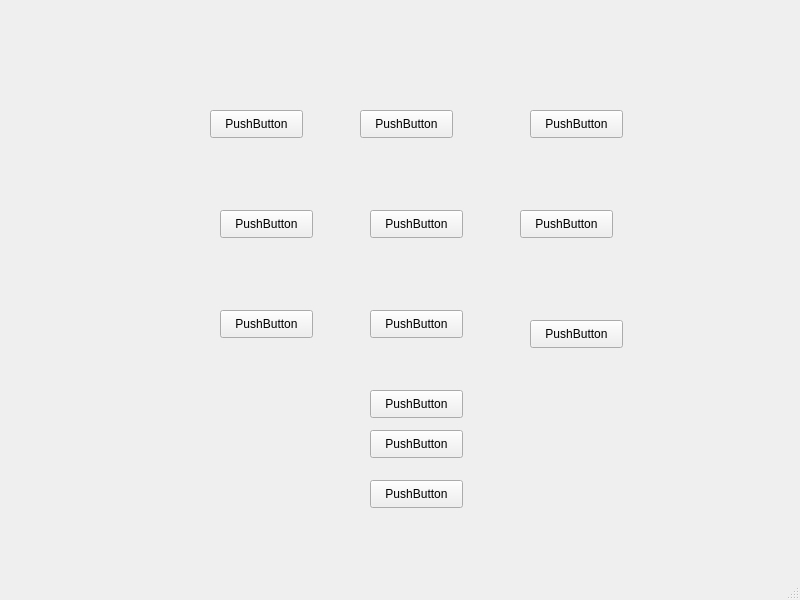
Before: the Qt Designer form tictactoe.ui in JohnOMalleyNewBury/Crapes, drawn with Qt 5.
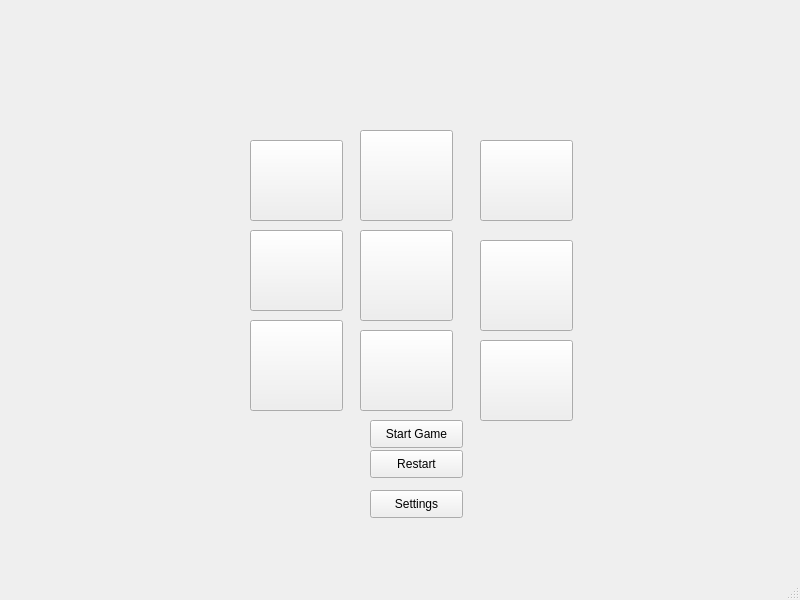
After: the same form once the commit is applied.

Commit message: Initial commit of last semester's project files.

Diff of the .ui file:
```diff
--- a/tictactoe.ui
+++ b/tictactoe.ui
@@ -17,157 +17,157 @@
    <widget class="QPushButton" name="pushButton">
     <property name="geometry">
      <rect>
-      <x>210</x>
-      <y>110</y>
+      <x>250</x>
+      <y>140</y>
       <width>93</width>
-      <height>28</height>
+      <height>81</height>
      </rect>
     </property>
     <property name="text">
-     <string>PushButton</string>
+     <string/>
     </property>
    </widget>
    <widget class="QPushButton" name="pushButton_2">
     <property name="geometry">
      <rect>
       <x>360</x>
-      <y>110</y>
+      <y>130</y>
       <width>93</width>
-      <height>28</height>
+      <height>91</height>
      </rect>
     </property>
     <property name="text">
-     <string>PushButton</string>
+     <string/>
     </property>
    </widget>
    <widget class="QPushButton" name="pushButton_3">
     <property name="geometry">
      <rect>
-      <x>530</x>
-      <y>110</y>
+      <x>480</x>
+      <y>140</y>
       <width>93</width>
-      <height>28</height>
+      <height>81</height>
      </rect>
     </property>
     <property name="text">
-     <string>PushButton</string>
+     <string/>
     </property>
    </widget>
    <widget class="QPushButton" name="pushButton_4">
     <property name="geometry">
      <rect>
-      <x>220</x>
-      <y>210</y>
+      <x>250</x>
+      <y>230</y>
       <width>93</width>
-      <height>28</height>
+      <height>81</height>
      </rect>
     </property>
     <property name="text">
-     <string>PushButton</string>
+     <string/>
     </property>
    </widget>
    <widget class="QPushButton" name="pushButton_5">
     <property name="geometry">
      <rect>
-      <x>370</x>
-      <y>210</y>
+      <x>360</x>
+      <y>230</y>
       <width>93</width>
-      <height>28</height>
+      <height>91</height>
      </rect>
     </property>
     <property name="text">
-     <string>PushButton</string>
+     <string/>
     </property>
    </widget>
    <widget class="QPushButton" name="pushButton_6">
     <property name="geometry">
      <rect>
-      <x>520</x>
-      <y>210</y>
+      <x>480</x>
+      <y>240</y>
       <width>93</width>
-      <height>28</height>
+      <height>91</height>
      </rect>
     </property>
     <property name="text">
-     <string>PushButton</string>
+     <string/>
     </property>
    </widget>
    <widget class="QPushButton" name="pushButton_7">
     <property name="geometry">
      <rect>
-      <x>220</x>
-      <y>310</y>
+      <x>250</x>
+      <y>320</y>
       <width>93</width>
-      <height>28</height>
+      <height>91</height>
      </rect>
     </property>
     <property name="text">
-     <string>PushButton</string>
+     <string/>
     </property>
    </widget>
    <widget class="QPushButton" name="pushButton_8">
     <property name="geometry">
      <rect>
-      <x>370</x>
-      <y>310</y>
+      <x>360</x>
+      <y>330</y>
       <width>93</width>
-      <height>28</height>
+      <height>81</height>
      </rect>
     </property>
     <property name="text">
-     <string>PushButton</string>
+     <string/>
     </property>
    </widget>
    <widget class="QPushButton" name="pushButton_9">
     <property name="geometry">
      <rect>
-      <x>530</x>
-      <y>320</y>
+      <x>480</x>
+      <y>340</y>
       <width>93</width>
-      <height>28</height>
+      <height>81</height>
      </rect>
     </property>
     <property name="text">
-     <string>PushButton</string>
+     <string/>
     </property>
    </widget>
    <widget class="QPushButton" name="pushButton_10">
     <property name="geometry">
      <rect>
       <x>370</x>
-      <y>390</y>
+      <y>420</y>
       <width>93</width>
       <height>28</height>
      </rect>
     </property>
     <property name="text">
-     <string>PushButton</string>
+     <string>Start Game</string>
     </property>
    </widget>
    <widget class="QPushButton" name="pushButton_11">
     <property name="geometry">
      <rect>
       <x>370</x>
-      <y>430</y>
+      <y>450</y>
       <width>93</width>
       <height>28</height>
      </rect>
     </property>
     <property name="text">
-     <string>PushButton</string>
+     <string>Restart</string>
     </property>
    </widget>
    <widget class="QPushButton" name="pushButton_12">
     <property name="geometry">
      <rect>
       <x>370</x>
-      <y>480</y>
+      <y>490</y>
       <width>93</width>
       <height>28</height>
      </rect>
     </property>
     <property name="text">
-     <string>PushButton</string>
+     <string>Settings</string>
     </property>
    </widget>
   </widget>
```
The commit also changes 2 other files.
